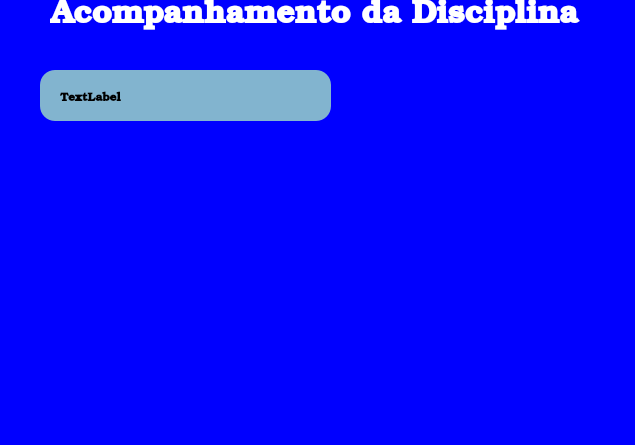
Qt form src-v1/PetroPlanner/acompanhamentodisciplina.ui (ldsc/ProjetoEngenharia-SimuladorDePlanejamentoDasAtividadesDoEstudanteEngenharia) before a commit.
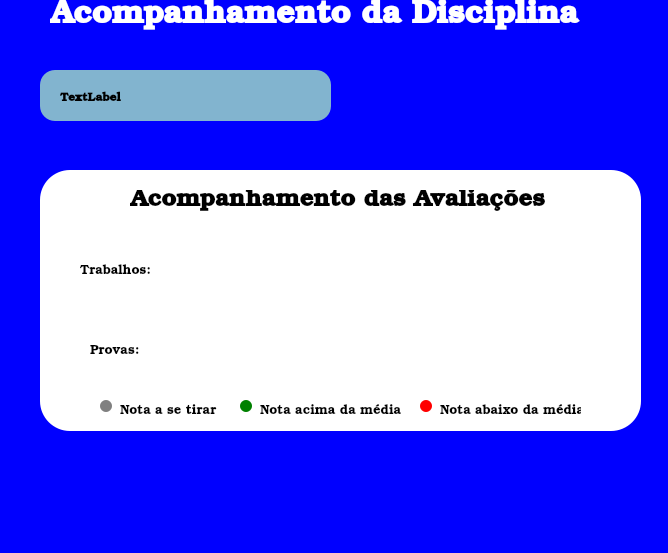
The same form after that commit.

Commit message: trabalhos e provas adicionados a disciplina em andamento

Diff of the .ui file:
```diff
--- a/src-v1/PetroPlanner/acompanhamentodisciplina.ui
+++ b/src-v1/PetroPlanner/acompanhamentodisciplina.ui
@@ -6,8 +6,8 @@
    <rect>
     <x>0</x>
     <y>0</y>
-    <width>635</width>
-    <height>445</height>
+    <width>668</width>
+    <height>553</height>
    </rect>
   </property>
   <property name="windowTitle">
@@ -78,6 +78,255 @@
      <string>TextLabel</string>
     </property>
    </widget>
+   <widget class="QGroupBox" name="groupBoxDiscAnd">
+    <property name="geometry">
+     <rect>
+      <x>40</x>
+      <y>170</y>
+      <width>601</width>
+      <height>261</height>
+     </rect>
+    </property>
+    <property name="font">
+     <font>
+      <family>Book Antiqua</family>
+      <pointsize>12</pointsize>
+      <italic>false</italic>
+      <bold>true</bold>
+     </font>
+    </property>
+    <property name="layoutDirection">
+     <enum>Qt::LayoutDirection::LeftToRight</enum>
+    </property>
+    <property name="styleSheet">
+     <string notr="true">background-color: white; color: black; border: none; border-radius: 30px;</string>
+    </property>
+    <property name="title">
+     <string/>
+    </property>
+    <widget class="QLabel" name="labelTrab">
+     <property name="geometry">
+      <rect>
+       <x>40</x>
+       <y>90</y>
+       <width>121</width>
+       <height>21</height>
+      </rect>
+     </property>
+     <property name="font">
+      <font>
+       <family>Bookman Old Style</family>
+       <pointsize>10</pointsize>
+       <bold>false</bold>
+      </font>
+     </property>
+     <property name="styleSheet">
+      <string notr="true"/>
+     </property>
+     <property name="text">
+      <string>Trabalhos:</string>
+     </property>
+    </widget>
+    <widget class="QLabel" name="labelDiscAnd">
+     <property name="geometry">
+      <rect>
+       <x>90</x>
+       <y>20</y>
+       <width>421</width>
+       <height>21</height>
+      </rect>
+     </property>
+     <property name="font">
+      <font>
+       <family>Bookman Old Style</family>
+       <pointsize>18</pointsize>
+       <bold>true</bold>
+      </font>
+     </property>
+     <property name="styleSheet">
+      <string notr="true">color: black</string>
+     </property>
+     <property name="text">
+      <string>Acompanhamento das Avaliações</string>
+     </property>
+    </widget>
+    <widget class="QLabel" name="labelProvas">
+     <property name="geometry">
+      <rect>
+       <x>50</x>
+       <y>170</y>
+       <width>121</width>
+       <height>21</height>
+      </rect>
+     </property>
+     <property name="font">
+      <font>
+       <family>Bookman Old Style</family>
+       <pointsize>10</pointsize>
+       <bold>false</bold>
+      </font>
+     </property>
+     <property name="styleSheet">
+      <string notr="true"/>
+     </property>
+     <property name="text">
+      <string>Provas:</string>
+     </property>
+    </widget>
+    <widget class="QWidget" name="horizontalLayoutWidget">
+     <property name="geometry">
+      <rect>
+       <x>130</x>
+       <y>80</y>
+       <width>381</width>
+       <height>41</height>
+      </rect>
+     </property>
+     <layout class="QHBoxLayout" name="horizontalLayoutTrabs"/>
+    </widget>
+    <widget class="QWidget" name="horizontalLayoutWidget_2">
+     <property name="geometry">
+      <rect>
+       <x>130</x>
+       <y>160</y>
+       <width>381</width>
+       <height>41</height>
+      </rect>
+     </property>
+     <layout class="QHBoxLayout" name="horizontalLayoutProvas"/>
+    </widget>
+    <widget class="QLabel" name="label1">
+     <property name="geometry">
+      <rect>
+       <x>80</x>
+       <y>230</y>
+       <width>121</width>
+       <height>21</height>
+      </rect>
+     </property>
+     <property name="font">
+      <font>
+       <family>Bookman Old Style</family>
+       <pointsize>10</pointsize>
+       <bold>false</bold>
+      </font>
+     </property>
+     <property name="styleSheet">
+      <string notr="true"/>
+     </property>
+     <property name="text">
+      <string>Nota a se tirar</string>
+     </property>
+    </widget>
+    <widget class="QLabel" name="label2">
+     <property name="geometry">
+      <rect>
+       <x>220</x>
+       <y>230</y>
+       <width>141</width>
+       <height>21</height>
+      </rect>
+     </property>
+     <property name="font">
+      <font>
+       <family>Bookman Old Style</family>
+       <pointsize>10</pointsize>
+       <bold>false</bold>
+      </font>
+     </property>
+     <property name="styleSheet">
+      <string notr="true"/>
+     </property>
+     <property name="text">
+      <string>Nota acima da média</string>
+     </property>
+    </widget>
+    <widget class="QLabel" name="label3">
+     <property name="geometry">
+      <rect>
+       <x>400</x>
+       <y>230</y>
+       <width>141</width>
+       <height>21</height>
+      </rect>
+     </property>
+     <property name="font">
+      <font>
+       <family>Bookman Old Style</family>
+       <pointsize>10</pointsize>
+       <bold>false</bold>
+      </font>
+     </property>
+     <property name="styleSheet">
+      <string notr="true"/>
+     </property>
+     <property name="text">
+      <string>Nota abaixo da média</string>
+     </property>
+    </widget>
+    <widget class="QLabel" name="label">
+     <property name="geometry">
+      <rect>
+       <x>200</x>
+       <y>230</y>
+       <width>12</width>
+       <height>12</height>
+      </rect>
+     </property>
+     <property name="styleSheet">
+      <string notr="true">background-color: green; /* ou red, yellow, etc */
+border-radius: 6px;       /* metade do tamanho para ficar circular */
+min-width: 12px;
+min-height: 12px;
+max-width: 12px;
+max-height: 12px;
+</string>
+     </property>
+     <property name="text">
+      <string/>
+     </property>
+    </widget>
+    <widget class="QLabel" name="label_2">
+     <property name="geometry">
+      <rect>
+       <x>60</x>
+       <y>230</y>
+       <width>12</width>
+       <height>12</height>
+      </rect>
+     </property>
+     <property name="styleSheet">
+      <string notr="true">background-color: gray; border-radius: 6px; min-width: 12px;
+min-height: 12px;
+max-width: 12px;
+max-height: 12px;
+</string>
+     </property>
+     <property name="text">
+      <string/>
+     </property>
+    </widget>
+    <widget class="QLabel" name="label_3">
+     <property name="geometry">
+      <rect>
+       <x>380</x>
+       <y>230</y>
+       <width>12</width>
+       <height>12</height>
+      </rect>
+     </property>
+     <property name="styleSheet">
+      <string notr="true">background-color: red; border-radius: 6px; min-width: 12px;
+min-height: 12px;
+max-width: 12px;
+max-height: 12px;
+</string>
+     </property>
+     <property name="text">
+      <string/>
+     </property>
+    </widget>
+   </widget>
   </widget>
   <widget class="QMenuBar" name="menubar">
    <property name="geometry">
```
Left out of the diff: 2 changed lines with no effect on the pictures. The commit also changes 156 other files.
